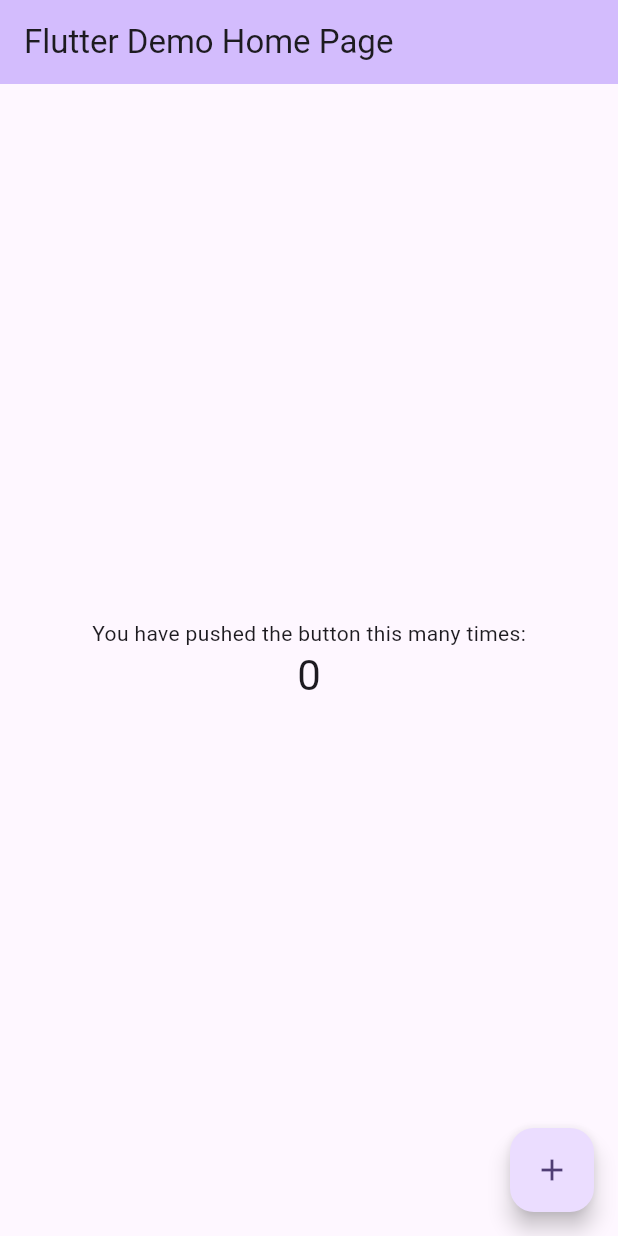
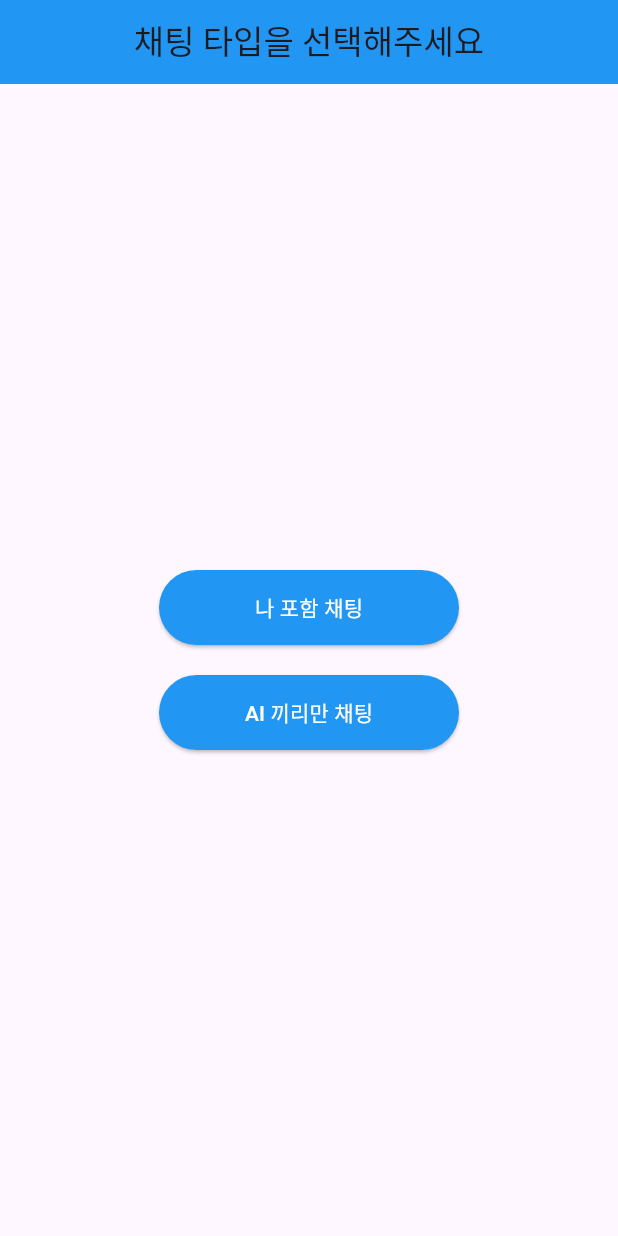
Before and after one commit to NAMHAUK/Eomeonada, a Flutter app: the screen it shows after launch, on a phone screen of 412 x 824 dp. Run offline on Flutter 3.47's test engine with Material 3 defaults, Android fonts, the light colour scheme and no system bars.

Commit message:
add ChatType

```diff
--- a/analysis_options.yaml
+++ b/analysis_options.yaml
@@ -21,6 +21,9 @@ linter:
   # `// ignore_for_file: name_of_lint` syntax on the line or in the file
   # producing the lint.
   rules:
+    prefer_const_constructors: false
+    prefer_const_literals_to_create_immutables: false
+    prefer_const_constructors_in_immutables: false
     # avoid_print: false  # Uncomment to disable the `avoid_print` rule
     # prefer_single_quotes: true  # Uncomment to enable the `prefer_single_quotes` rule
 
--- /dev/null
+++ b/lib/ChatType.dart
@@ -0,0 +1,48 @@
+import 'package:eomeonada/ChoosingAI_IncludeMe.dart';
+import 'package:eomeonada/ChoosingAI_OnlyAI.dart';
+import 'package:flutter/material.dart';
+
+class ChatType extends StatelessWidget {
+  const ChatType({super.key});
+
+  @override
+  Widget build(BuildContext context) {
+    var buttonStyle = ElevatedButton.styleFrom(
+      foregroundColor: Colors.white, // 텍스트 색상, onPrimary: Colors.white 이제 안씀
+      backgroundColor: Colors.blue,  // 버튼 색상, primary: Colors.blue 이제 안씀
+      minimumSize: const Size(200, 50), // 버튼 크기
+    );
+
+    return Scaffold(
+      appBar: AppBar(
+        title: Text("채팅 타입을 선택해주세요"),
+        backgroundColor: Colors.blue,
+        centerTitle: true,
+      ),
+      body: Center(
+        child: Column(
+          mainAxisAlignment: MainAxisAlignment.center,
+          children: <Widget>[
+            ElevatedButton(
+              style: buttonStyle,
+              onPressed: (){
+                Navigator.push(context, MaterialPageRoute(builder: (context) => ChoosingAI_IncludeMe()));
+              },
+              child: Text("나 포함 채팅")
+            ),
+
+            SizedBox(height: 20), // 두 버튼 사이 간격
+
+            ElevatedButton(
+              style: buttonStyle,
+              onPressed: (){
+                Navigator.push(context, MaterialPageRoute(builder: (context) => ChoosingAI_OnlyAI()));
+              },
+              child: Text("AI 끼리만 채팅")
+            )
+          ],
+        )
+      )
+    );
+  }
+}
--- a/lib/main.dart
+++ b/lib/main.dart
@@ -1,125 +1,19 @@
 import 'package:flutter/material.dart';
+import 'package:eomeonada/ChatType.dart';
 
 void main() {
-  runApp(const MyApp());
+  runApp(MyApp());
 }
 
 class MyApp extends StatelessWidget {
-  const MyApp({super.key});
-
-  // This widget is the root of your application.
   @override
   Widget build(BuildContext context) {
     return MaterialApp(
       title: 'Flutter Demo',
       theme: ThemeData(
-        // This is the theme of your application.
-        //
-        // TRY THIS: Try running your application with "flutter run". You'll see
-        // the application has a purple toolbar. Then, without quitting the app,
-        // try changing the seedColor in the colorScheme below to Colors.green
-        // and then invoke "hot reload" (save your changes or press the "hot
-        // reload" button in a Flutter-supported IDE, or press "r" if you used
-        // the command line to start the app).
-        //
-        // Notice that the counter didn't reset back to zero; the application
-        // state is not lost during the reload. To reset the state, use hot
-        // restart instead.
-        //
-        // This works for code too, not just values: Most code changes can be
-        // tested with just a hot reload.
-        colorScheme: ColorScheme.fromSeed(seedColor: Colors.deepPurple),
-        useMaterial3: true,
+        primarySwatch: Colors.blue,
       ),
-      home: const MyHomePage(title: 'Flutter Demo Home Page'),
+      home: ChatType(),
     );
   }
 }
-
-class MyHomePage extends StatefulWidget {
-  const MyHomePage({super.key, required this.title});
-
-  // This widget is the home page of your application. It is stateful, meaning
-  // that it has a State object (defined below) that contains fields that affect
-  // how it looks.
-
-  // This class is the configuration for the state. It holds the values (in this
-  // case the title) provided by the parent (in this case the App widget) and
-  // used by the build method of the State. Fields in a Widget subclass are
-  // always marked "final".
-
-  final String title;
-
-  @override
-  State<MyHomePage> createState() => _MyHomePageState();
-}
-
-class _MyHomePageState extends State<MyHomePage> {
-  int _counter = 0;
-
-  void _incrementCounter() {
-    setState(() {
-      // This call to setState tells the Flutter framework that something has
-      // changed in this State, which causes it to rerun the build method below
-      // so that the display can reflect the updated values. If we changed
-      // _counter without calling setState(), then the build method would not be
-      // called again, and so nothing would appear to happen.
-      _counter++;
-    });
-  }
-
-  @override
-  Widget build(BuildContext context) {
-    // This method is rerun every time setState is called, for instance as done
-    // by the _incrementCounter method above.
-    //
-    // The Flutter framework has been optimized to make rerunning build methods
-    // fast, so that you can just rebuild anything that needs updating rather
-    // than having to individually change instances of widgets.
-    return Scaffold(
-      appBar: AppBar(
-        // TRY THIS: Try changing the color here to a specific color (to
-        // Colors.amber, perhaps?) and trigger a hot reload to see the AppBar
-        // change color while the other colors stay the same.
-        backgroundColor: Theme.of(context).colorScheme.inversePrimary,
-        // Here we take the value from the MyHomePage object that was created by
-        // the App.build method, and use it to set our appbar title.
-        title: Text(widget.title),
-      ),
-      body: Center(
-        // Center is a layout widget. It takes a single child and positions it
-        // in the middle of the parent.
-        child: Column(
-          // Column is also a layout widget. It takes a list of children and
-          // arranges them vertically. By default, it sizes itself to fit its
-          // children horizontally, and tries to be as tall as its parent.
-          //
-          // Column has various properties to control how it sizes itself and
-          // how it positions its children. Here we use mainAxisAlignment to
-          // center the children vertically; the main axis here is the vertical
-          // axis because Columns are vertical (the cross axis would be
-          // horizontal).
-          //
-          // TRY THIS: Invoke "debug painting" (choose the "Toggle Debug Paint"
-          // action in the IDE, or press "p" in the console), to see the
-          // wireframe for each widget.
-          mainAxisAlignment: MainAxisAlignment.center,
-          children: <Widget>[
-            const Text(
-              'You have pushed the button this many times:',
-            ),
-            Text(
-              '$_counter',
-              style: Theme.of(context).textTheme.headlineMedium,
-            ),
-          ],
-        ),
-      ),
-      floatingActionButton: FloatingActionButton(
-        onPressed: _incrementCounter,
-        tooltip: 'Increment',
-        child: const Icon(Icons.add),
-      ), // This trailing comma makes auto-formatting nicer for build methods.
-    );
-  }
-}
```
Also changed, not shown: lib/ChoosingAI_IncludeMe.dart (added, +15 -0 lines), lib/ChoosingAI_OnlyAI.dart (added, +15 -0 lines), lib/Home.dart (added, +10 -0 lines).
